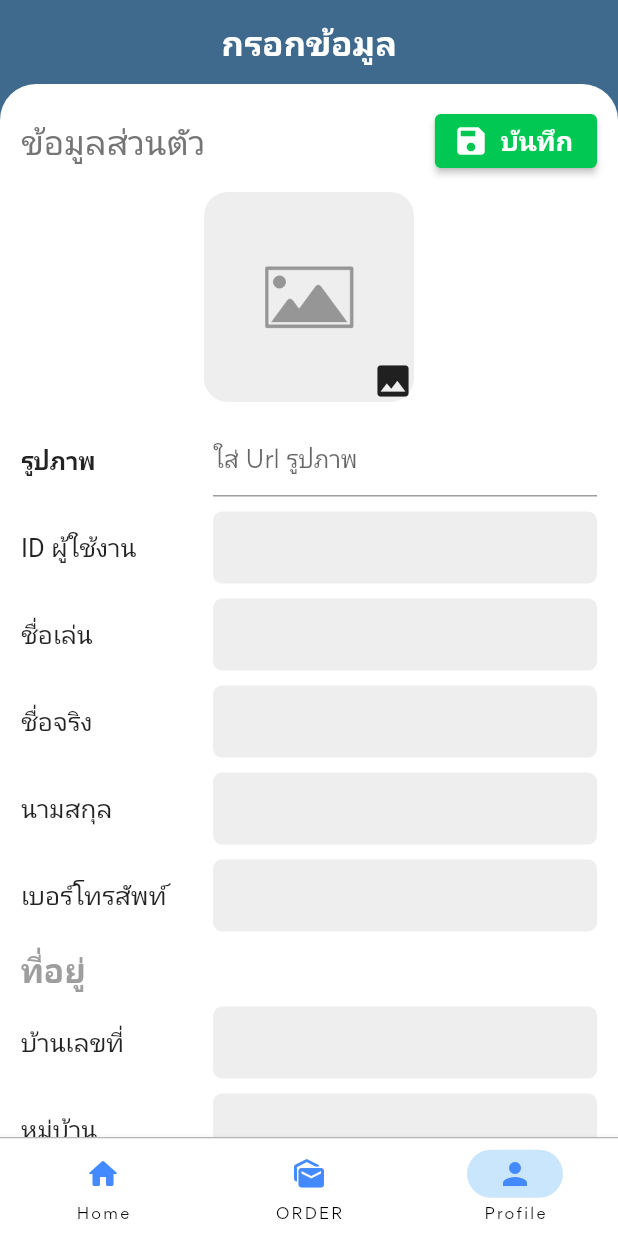
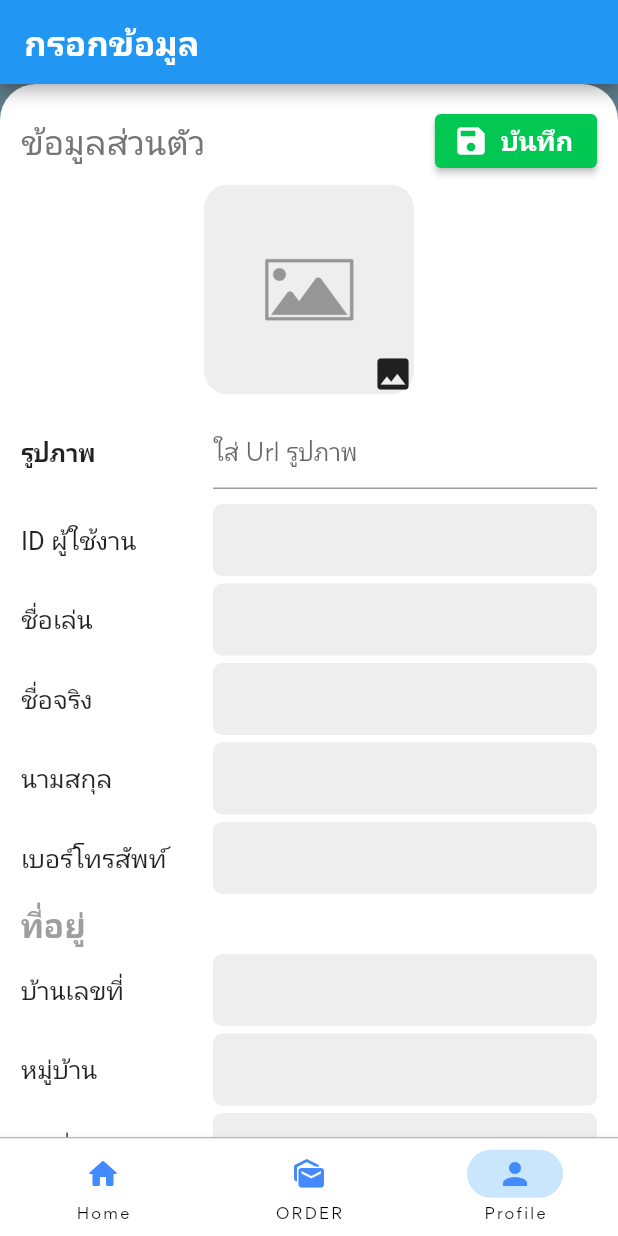
Before and after one commit to bankntp22/shopping_tutorials, a Flutter app: the screen it shows after launch, item 3 of the bottom bar chosen, on a phone screen of 412 x 824 dp. Run offline on Flutter 3.47's test engine with Material 2 defaults, Android fonts, the phone set to English and light mode, and no system bars; our stand-ins replace cached_network_image, google_fonts, sqflite; accounts and stored records are empty; Roboto replaces fonts that are missing (Mali).

Commit message:
up 17-02

```diff
--- a/lib/bottomnvg_screen/screen_order.dart
+++ b/lib/bottomnvg_screen/screen_order.dart
@@ -427,7 +427,7 @@ class _buttonConfirmandCancelOrderState
           mainAxisAlignment: MainAxisAlignment.spaceBetween,
           children: [
             Container(
-              padding: EdgeInsets.only(top: 2),
+              padding: EdgeInsets.only(top: 1),
               child: Text(
                 'ออเดอร์ ${widget.indexCode}',
                 style:
--- a/lib/history_order.dart
+++ b/lib/history_order.dart
@@ -32,6 +32,7 @@ class _HistoryOrderState extends State<HistoryOrder> {
       orderSummarymodel.sCode = sGetCode;
       orderSummarymodel.sStatus = sGetStatus;
       listfoodadd.insert(0, orderSummarymodel);
+
     });
     setState(() {});
   }
--- a/lib/home.dart
+++ b/lib/home.dart
@@ -1,7 +1,9 @@
 import 'package:app_tutorial1/models/foodlist.dart';
 import 'package:app_tutorial1/screen_cart.dart';
+import 'package:app_tutorial1/screen_new_all/screen_profile.dart';
 import 'package:flutter/material.dart';
 import 'package:google_fonts/google_fonts.dart';
+import 'package:provider/provider.dart';
 
 import 'bottomnvg_screen/screen_account.dart';
 
@@ -43,9 +45,7 @@ class _HomeState extends State<Home> {
     listMenu = [
       ScreenHome(),
       ScreenOrder(),
-      ScreenAccount(
-        updatedIndex,
-      ),
+      ProfileScreen(),
     ];
     super.initState();
   }
--- /dev/null
+++ b/lib/provider/provider_profile.dart
@@ -0,0 +1,212 @@
+import 'package:app_tutorial1/db/db_profile.dart';
+import 'package:app_tutorial1/home.dart';
+import 'package:app_tutorial1/models/model_profile.dart';
+import 'package:app_tutorial1/style/font.dart';
+import 'package:provider/provider.dart';
+import 'package:flutter/material.dart';
+
+class ProviderProfile extends ChangeNotifier {
+  BuildContext context;
+  ProviderProfile(this.context);
+
+  int _count = 0;
+  String? myValue;
+  String? defaultValue;
+
+  int get count => _count;
+
+  void increment() {
+    _count++;
+    notifyListeners();
+  }
+
+  SQLiteDatabaseProfile db = SQLiteDatabaseProfile();
+  ModelProfile _modelProfile = ModelProfile();
+
+  Map<String, dynamic> getListmap() {
+    Map<String, dynamic> mapp;
+    return mapp = {
+      _modelProfile.sID.toString(): idController.text,
+      _modelProfile.sNickName.toString(): nickNameController.text,
+      _modelProfile.sFirstName.toString(): firstNameController.text,
+      _modelProfile.sLastName.toString(): lastNameController.text,
+      _modelProfile.sNumberPhone.toString(): numberPhoneController.text,
+      // _modelProfile.sImages.toString(): imagesController.text,
+      _modelProfile.sNumberHouse.toString(): numberHouseController.text,
+      _modelProfile.sVillage.toString(): villageController.text,
+      _modelProfile.sVillageNo.toString(): villageNoController.text,
+      _modelProfile.sLane.toString(): laneController.text,
+      _modelProfile.sRoad.toString(): roadController.text,
+      _modelProfile.sSubdistrict.toString(): subDistrictController.text,
+      _modelProfile.sDistrict.toString(): districtController.text,
+      _modelProfile.sProvince.toString(): provincetController.text,
+      _modelProfile.sPostalCode.toString(): postalCodeController.text,
+    };
+  }
+
+  Future<int> _insertItem() async {
+    Map<String, dynamic> map = getListmap();
+    return await db.insertItem(map);
+  }
+
+  Future<int> _updateData() async {
+    Map<String, dynamic> map = getListmap();
+    return db.updateData(map);
+  }
+
+  String sGetid = '';
+  String sGetFirstName = '';
+  String sGetLastName = '';
+  String sGetNickName = '';
+  String sGetNumberPhone = '';
+  String sGetNumberHouse = '';
+  String sGetVillage = '';
+  String sGetVillageNo = '';
+  String sGetLane = '';
+  String sGetRoad = '';
+  String sGetSubdistrict = '';
+  String sGetDistrict = '';
+  String sGetProvince = '';
+  String sGetPostalCode = '';
+
+  void recordSnackbar(String title) {
+
+      Navigator.of(context).pushReplacement(MaterialPageRoute(
+        builder: (context) => Home(screenIndex: 0),
+      ));
+      ScaffoldMessenger.of(context).showSnackBar(
+        SnackBar(
+          content: Text(title),
+        ),
+      );
+    notifyListeners();
+  }
+
+  getitem() async {
+    List<Map<String, dynamic>> list = await db.getData();
+
+      list.forEach((row) {
+        print(row);
+        sGetid = row[_modelProfile.sID];
+        sGetFirstName = row[_modelProfile.sFirstName];
+        sGetLastName = row[_modelProfile.sLastName];
+        sGetNickName = row[_modelProfile.sNickName];
+        sGetNumberPhone = row[_modelProfile.sNumberPhone];
+        sGetNumberHouse = row[_modelProfile.sNumberHouse];
+        sGetVillage = row[_modelProfile.sVillage];
+        sGetVillageNo = row[_modelProfile.sVillageNo];
+        sGetLane = row[_modelProfile.sLane];
+        sGetRoad = row[_modelProfile.sRoad];
+        sGetSubdistrict = row[_modelProfile.sSubdistrict];
+        sGetDistrict = row[_modelProfile.sDistrict];
+        sGetProvince = row[_modelProfile.sProvince];
+        sGetPostalCode = row[_modelProfile.sPostalCode];
+        idController = TextEditingController(text: sGetid);
+        nickNameController = TextEditingController(text: sGetNickName);
+        firstNameController = TextEditingController(text: sGetFirstName);
+        lastNameController = TextEditingController(text: sGetLastName);
+        numberPhoneController = TextEditingController(text: sGetNumberPhone);
+        numberHouseController = TextEditingController(text: sGetNumberHouse);
+        villageController = TextEditingController(text: sGetVillage);
+        villageNoController = TextEditingController(text: sGetVillageNo);
+        laneController = TextEditingController(text: sGetLane);
+        roadController = TextEditingController(text: sGetRoad);
+        subDistrictController = TextEditingController(text: sGetSubdistrict);
+        districtController = TextEditingController(text: sGetDistrict);
+        provincetController = TextEditingController(text: sGetProvince);
+        postalCodeController = TextEditingController(text: sGetPostalCode);
+
+        // print(idController.text);
+      });
+    notifyListeners();
+  }
+
+  Future<bool> _checkRecordDatabase() async {
+    bool haveData = false;
+    List<Map<String, dynamic>> database = await db.getData();
+    if (database.length < 1) {
+      haveData = false;
+    } else {
+      haveData = true;
+    }
+    return haveData;
+  }
+
+  _save() async {
+    int result = 0;
+    bool haveData = await _checkRecordDatabase();
+
+    if (haveData) {
+      result = await _updateData();
+      recordSnackbar('แก้ไขข้อมูลแล้ว');
+    } else {
+      result = await _insertItem();
+      recordSnackbar('บันทึกสำเร็จ');
+    }
+
+    // if (result == 0) {
+    //   recordSnackbar('แก้ไขข้อมูลแล้ว');
+    // } else if (result > 0) {
+    //   recordSnackbar('บันทึกสำเร็จ');
+    //
+  }
+
+  var sizedBox5 = SizedBox(
+    height: 10,
+  );
+
+  final formKey = GlobalKey<FormState>();
+  final formKeytest = GlobalKey<FormState>();
+
+  submit() {
+    if (!formKey.currentState!.validate()) {
+      formKey.currentState!.save();
+    }
+    if (!formKeytest.currentState!.validate()) {}
+
+    _save();
+  }
+
+  TextEditingController idController = TextEditingController();
+  TextEditingController nickNameController = TextEditingController();
+  TextEditingController firstNameController = TextEditingController();
+  TextEditingController lastNameController = TextEditingController();
+  TextEditingController numberPhoneController = TextEditingController();
+  TextEditingController imagesController = TextEditingController();
+  TextEditingController numberHouseController = TextEditingController();
+  TextEditingController villageController = TextEditingController();
+  TextEditingController villageNoController = TextEditingController();
+  TextEditingController laneController = TextEditingController();
+  TextEditingController roadController = TextEditingController();
+  TextEditingController subDistrictController = TextEditingController();
+  TextEditingController districtController = TextEditingController();
+  TextEditingController provincetController = TextEditingController();
+  TextEditingController postalCodeController = TextEditingController();
+
+  //     void controller (){
+  //   String sGetid = _modelProfile.sFirstName;
+  //    idController  = TextEditingController(text: sGetid);
+  // }
+
+
+
+
+
+  controllerDispose() {
+    idController.dispose();
+    nickNameController.dispose();
+    firstNameController.dispose();
+    lastNameController.dispose();
+    numberPhoneController.dispose();
+    imagesController.dispose();
+    numberHouseController.dispose();
+    villageController.dispose();
+    villageNoController.dispose();
+    laneController.dispose();
+    roadController.dispose();
+    subDistrictController.dispose();
+    districtController.dispose();
+    provincetController.dispose();
+    postalCodeController.dispose();
+  }
+}
--- /dev/null
+++ b/lib/screen_new_all/screen_profile.dart
@@ -0,0 +1,364 @@
+import 'package:app_tutorial1/provider/provider_profile.dart';
+import 'package:app_tutorial1/style/font.dart';
+import 'package:cached_network_image/cached_network_image.dart';
+import 'package:flutter/material.dart';
+import 'package:google_fonts/google_fonts.dart';
+import 'package:provider/provider.dart';
+
+class ProfileScreen extends StatelessWidget {
+  const ProfileScreen({Key? key}) : super(key: key);
+
+
+
+  @override
+  Widget build(BuildContext context) {
+    return MultiProvider(
+      providers: [
+        ChangeNotifierProvider(
+          create: (context) => ProviderProfile(context),
+        ),
+      ],
+      child: Profile(),
+    );
+  }
+}
+
+class Profile extends StatelessWidget {
+  late ProviderProfile ctxWatch;
+
+  String sInk = '';
+
+  @override
+  Widget build(BuildContext context) {
+    ctxWatch = context.watch<ProviderProfile>();
+
+    return SafeArea(
+      child: Scaffold(
+        appBar: AppBar(
+          title: Text(
+            'กรอกข้อมูล',
+            style: StyleFont.fontGoogleMali,
+          ),
+        ),
+        body: SingleChildScrollView(
+          child: Container(
+            width: double.infinity,
+            color: Colors.blueGrey,
+            child: Column(
+              children: [
+                _buildInputForm(),
+              ],
+            ),
+          ),
+        ),
+      ),
+    );
+  }
+
+  _buildInputForm() {
+    return Container(
+
+      decoration: BoxDecoration(
+        color: Colors.white,
+        borderRadius: BorderRadius.only(
+          topLeft: Radius.circular(24),
+          topRight: Radius.circular(24),
+        ),
+      ),
+      child: Container(
+        margin: EdgeInsets.all(14),
+        child: Column(
+          children: [
+            Row(
+              children: [
+                Expanded(
+                  child: Text('ข้อมูลส่วนตัว',
+                      // style: Theme.of(context).textTheme.headline5,
+                      // style: TextStyle(
+                      //     fontSize: 25,
+                      //     fontWeight: FontWeight.bold,
+                      //     color: Colors.black45),
+                      style: GoogleFonts.mali(
+                          fontSize: 23, color: Colors.grey.shade600)),
+                ),
+                ElevatedButton.icon(
+                  style: ButtonStyle(
+                    backgroundColor: MaterialStateProperty.all(
+                      Colors.greenAccent.shade700,
+                    ),
+                  ),
+                  onPressed: () => ctxWatch.submit(),
+                  icon: Icon(Icons.save, color: Colors.white),
+                  label: Text(
+                    'บันทึก',
+                    style:
+                        TextStyle(fontWeight: FontWeight.bold, fontSize: 18),
+                  ),
+                )
+              ],
+            ),
+            SizedBox(
+              height: 5,
+            ),
+            Row(
+              mainAxisAlignment: MainAxisAlignment.center,
+              children: [
+                ctxWatch.imagesController.text.isEmpty
+                    ? Stack(
+                        alignment: AlignmentDirectional.bottomEnd,
+                        children: [
+                          ClipRRect(
+                            borderRadius: BorderRadius.circular(16),
+                            child: Container(
+                              width: 140,
+                              height: 140,
+                              color: Colors.grey.shade200,
+                              child: Image.asset(
+                                'assets/placeholder-image.png',
+                                fit: BoxFit.cover,
+                              ),
+                            ),
+                          ),
+                          Icon(
+                            Icons.image,
+                            size: 28,
+                          ),
+                        ],
+                      )
+                    : Container(
+                        width: 140,
+                        height: 140,
+                        child: ClipRRect(
+                          borderRadius: BorderRadius.circular(16),
+                          child: CachedNetworkImage(
+                            fit: BoxFit.cover,
+                            imageUrl: ctxWatch.imagesController.text,
+                            errorWidget: (context, url, error) =>
+                                Icon(Icons.error),
+                            placeholder: (context, url) {
+                              return CircularProgressIndicator();
+                            },
+                          ),
+                        ),
+                      )
+              ],
+            ),
+            SizedBox(
+              height: 15,
+            ),
+            ImageTextFormfield(ctxWatch.idController.text),
+            SizedBox(
+              height: 10,
+            ),
+            Form(
+              key: ctxWatch.formKeytest,
+              child: Column(
+                children: [
+                  TextFormfieldd(
+                    'ID ผู้ใช้งาน',
+                    ctxWatch.idController,
+                    ctxWatch.idController.text,
+                  ),
+                  SizedBox(
+                    height: 5,
+                  ),
+                  TextFormfieldd(
+                    'ชื่อเล่น',
+                    ctxWatch.nickNameController,
+                    ctxWatch.nickNameController.text,
+                  ),
+                  SizedBox(
+                    height: 5,
+                  ),
+                  TextFormfieldd(
+                    'ชื่อจริง',
+                    ctxWatch.firstNameController,
+                    ctxWatch.firstNameController.text,
+                  ),
+                  SizedBox(
+                    height: 5,
+                  ),
+                  TextFormfieldd(
+                    'นามสกุล',
+                    ctxWatch.lastNameController,
+                    ctxWatch.lastNameController.text,
+                  ),
+                  SizedBox(
+                    height: 5,
+                  ),
+                  TextFormfieldd(
+                    'เบอร์โทรสัพท์',
+                    ctxWatch.numberPhoneController,
+                    ctxWatch.numberPhoneController.text,
+                  ),
+                  SizedBox(
+                    height: 5,
+                  ),
+                  Row(
+                    mainAxisAlignment: MainAxisAlignment.start,
+                    children: [
+                      Text(
+                        'ที่อยู่',
+                        style: TextStyle(
+                            fontSize: 22,
+                            color: Colors.grey,
+                            fontWeight: FontWeight.bold),
+                      ),
+                    ],
+                  ),
+                  SizedBox(
+                    height: 5,
+                  ),
+                  TextFormfieldd(
+                    'บ้านเลขที่',
+                    ctxWatch.numberHouseController,
+                    ctxWatch.numberHouseController.text,
+                  ),
+                  SizedBox(
+                    height: 5,
+                  ),
+                  TextFormfieldd(
+                    'หมู่บ้าน',
+                    ctxWatch.villageController,
+                    ctxWatch.villageController.text,
+                  ),
+                  SizedBox(
+                    height: 5,
+                  ),
+                  TextFormfieldd(
+                    'หมู่ที่',
+                    ctxWatch.villageNoController,
+                    ctxWatch.villageNoController.text,
+                  ),
+                  SizedBox(
+                    height: 5,
+                  ),
+                  TextFormfieldd(
+                    'ซอย',
+                    ctxWatch.laneController,
+                    ctxWatch.laneController.text,
+                  ),
+                  SizedBox(
+                    height: 5,
+                  ),
+                  TextFormfieldd(
+                    'ถนน',
+                    ctxWatch.roadController,
+                    ctxWatch.roadController.text,
+                  ),
+                  SizedBox(
+                    height: 5,
+                  ),
+                  TextFormfieldd(
+                    'ตำบล',
+                    ctxWatch.subDistrictController,
+                    ctxWatch.subDistrictController.text,
+                  ),
+                  SizedBox(
+                    height: 5,
+                  ),
+                  TextFormfieldd(
+                    'อำเภอ',
+                    ctxWatch.districtController,
+                    ctxWatch.districtController.text,
+                  ),
+                  SizedBox(
+                    height: 5,
+                  ),
+                  TextFormfieldd(
+                    'จังหวัด',
+                    ctxWatch.provincetController,
+                    ctxWatch.provincetController.text,
+                  ),
+                  SizedBox(
+                    height: 5,
+                  ),
+                  TextFormfieldd(
+                    'เลขไปรษณีย์',
+                    ctxWatch.postalCodeController,
+                    ctxWatch.postalCodeController.text,
+                  ),
+                ],
+              ),
+            ),
+          ],
+        ),
+      ),
+    );
+  }
+
+  Row ImageTextFormfield(String sGetProfile) {
+    return Row(
+      children: [
+        Expanded(
+          child: Text('รูปภาพ', style: StyleFont.fontGoogleMali1),
+        ),
+        Expanded(
+          flex: 2,
+          child: Form(
+            key: ctxWatch.formKey,
+            child: TextFormField(
+              // validator: (value) {
+              //   if (value!.isEmpty) {
+              //     return 'กรุณาใส่ ลิงค์ Url';
+              //   }
+              //   return null;
+              // },
+              controller: ctxWatch.imagesController,
+              decoration: InputDecoration(hintText: 'ใส่ Url รูปภาพ'),
+              onChanged: (value) {},
+              // onSaved: (newValue) {
+              //   sGetProfile = newValue.toString();
+              // },
+            ),
+          ),
+        ),
+      ],
+    );
+  }
+}
+
+Row TextFormfieldd(
+    String name, TextEditingController controller, String modelProfile) {
+  return Row(
+    children: [
+      Expanded(
+        child: Text(
+          name,
+          style: StyleFont.fontGoogleMaliUnBold,
+          // style: TextStyle(fontSize: 17, color: Colors.black87),
+        ),
+      ),
+      Expanded(
+        flex: 2,
+        child: Container(
+          child: Container(
+            decoration: BoxDecoration(
+              borderRadius: BorderRadius.circular(6),
+              color: Colors.grey.shade200,
+            ),
+            child: TextFormField(
+              controller: controller,
+              keyboardType: TextInputType.text,
+              validator: (value) {
+                if (value!.isEmpty) {
+                  return 'กรุณาใส่ ลิงค์ Url';
+                }
+                return null;
+              },
+              onSaved: (newValue) {
+                modelProfile = newValue.toString();
+              },
+              decoration: InputDecoration(
+                isDense: true,
+                border: OutlineInputBorder(
+                  borderSide: BorderSide.none,
+                ),
+              ),
+            ),
+          ),
+        ),
+      )
+    ],
+  );
+}
```
Also changed, not shown: lib/bottomnvg_screen/screen_account.dart (+1 -22 lines).
